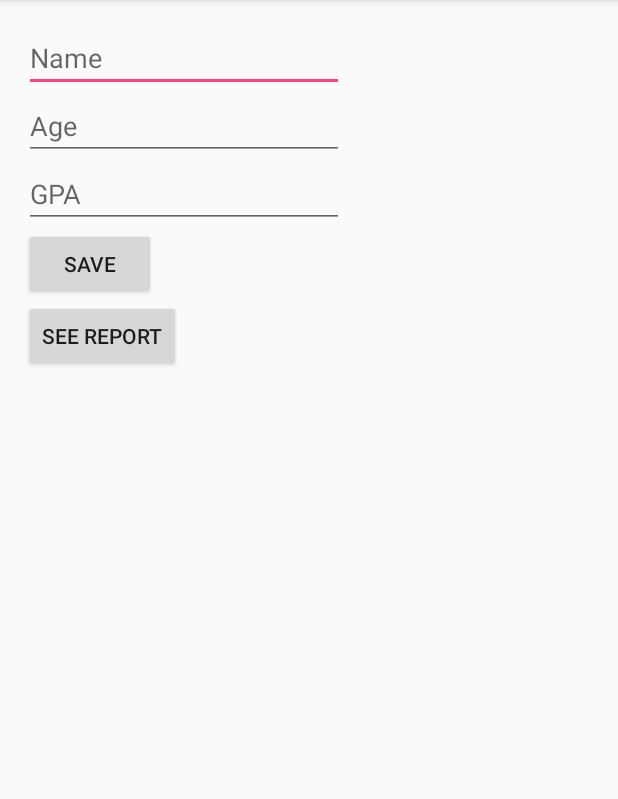
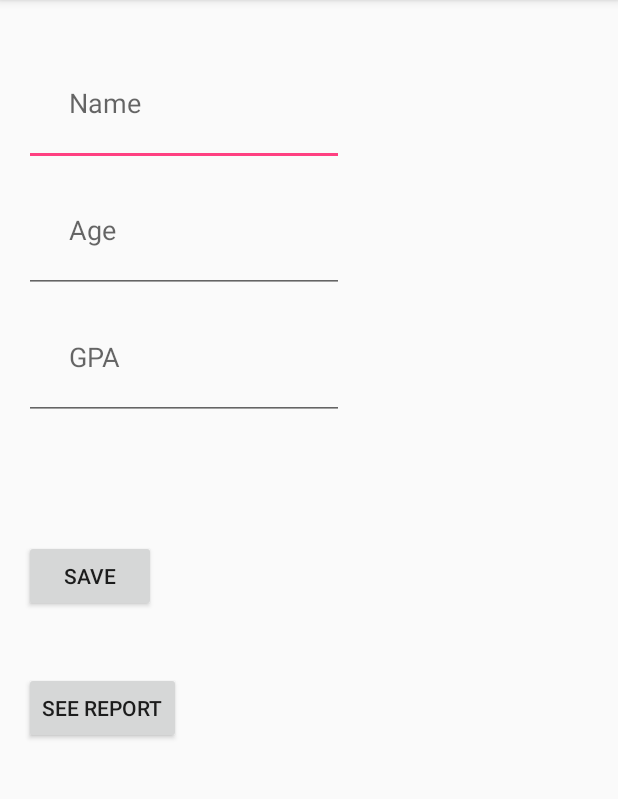
Before and after one commit to gingerspc/InClassAssignment05_JiajingC, an Android app: the screen it shows after launch (MainActivity), on a phone screen of 412 x 824 dp, the part 84-883 px from its top. Run offline under Robolectric (Android 15) with nearby library versions, the phone set to English and light mode, and no system bars.

Commit message:
Beautify the layout of main activity

```diff
--- a/app/src/main/res/layout/activity_main.xml
+++ b/app/src/main/res/layout/activity_main.xml
@@ -15,6 +15,8 @@
     <EditText
         android:layout_width="wrap_content"
         android:layout_height="wrap_content"
+        android:layout_marginTop="10dp"
+        android:padding="30dp"
         android:inputType="textPersonName"
         android:hint="Name"
         android:ems="10"
@@ -22,6 +24,7 @@
     <EditText
         android:layout_width="wrap_content"
         android:layout_height="wrap_content"
+        android:padding="30dp"
         android:hint="Age"
         android:ems="10"
         android:id="@+id/age"
@@ -31,6 +34,7 @@
         android:layout_width="wrap_content"
         android:layout_height="wrap_content"
         android:hint="GPA"
+        android:padding="30dp"
         android:ems="10"
         android:id="@+id/gpa"
         android:inputType="numberDecimal" />
@@ -38,6 +42,8 @@
         android:layout_width="wrap_content"
         android:layout_height="wrap_content"
         android:text="Save"
+        android:layout_marginTop="80dp"
+        android:layout_marginBottom="20dp"
         android:id="@+id/save"
         android:onClick="save"
         tools:onClick="save" />
@@ -46,6 +52,8 @@
         android:layout_height="wrap_content"
         android:text="See Report"
         android:id="@+id/report"
+        android:layout_marginTop="20dp"
+        android:layout_marginBottom="20dp"
         android:onClick="button"
         tools:onClick="button" />
 </LinearLayout>
```
